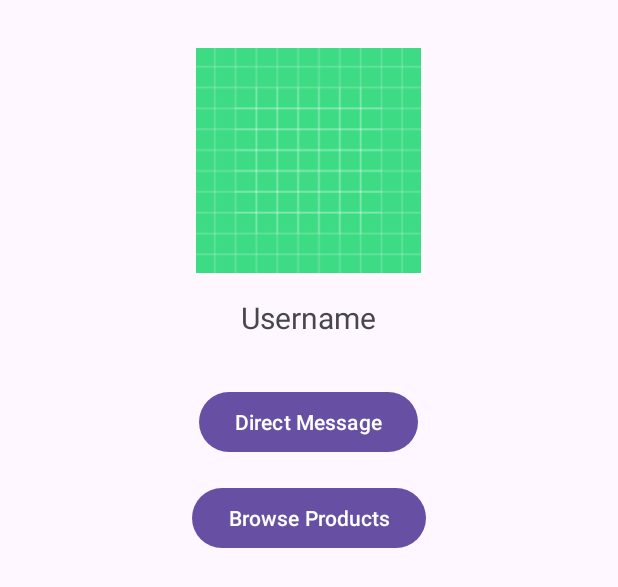
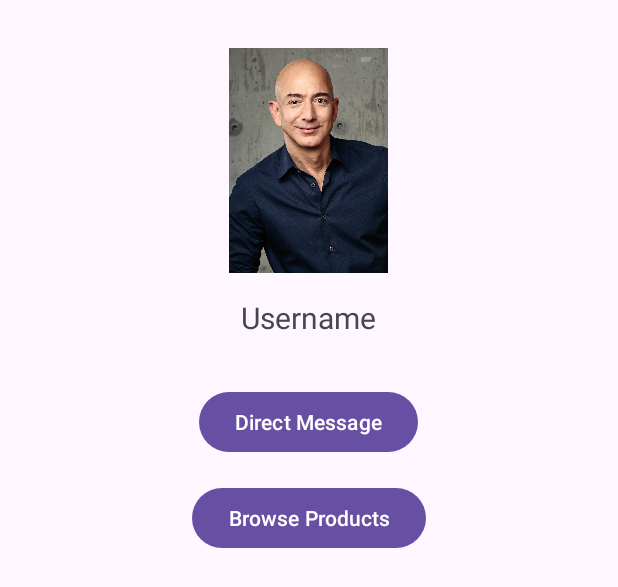
Before and after one commit to john48k/MobDev, an Android app: the layout activity_profile_page.xml on its own in the app's theme, with its tools: preview values and no code run, on a phone screen of 412 x 824 dp. Shown: the top 587 px of the screen. Run offline under Robolectric (Android 15) with nearby library versions, the phone set to English and light mode, and no system bars.

Commit message:
add pic for profile

```diff
--- a/app/src/main/res/layout/activity_profile_page.xml
+++ b/app/src/main/res/layout/activity_profile_page.xml
@@ -10,7 +10,7 @@
         android:layout_height="150dp"
         android:layout_centerHorizontal="true"
         android:layout_marginTop="32dp"
-        android:src="@drawable/ic_launcher_background" />
+        android:src="@drawable/jeff" />
 
     <!-- Username -->
     <TextView
```
Also changed, not shown: app/src/main/res/drawable-hdpi/jeff.jpg (added).
